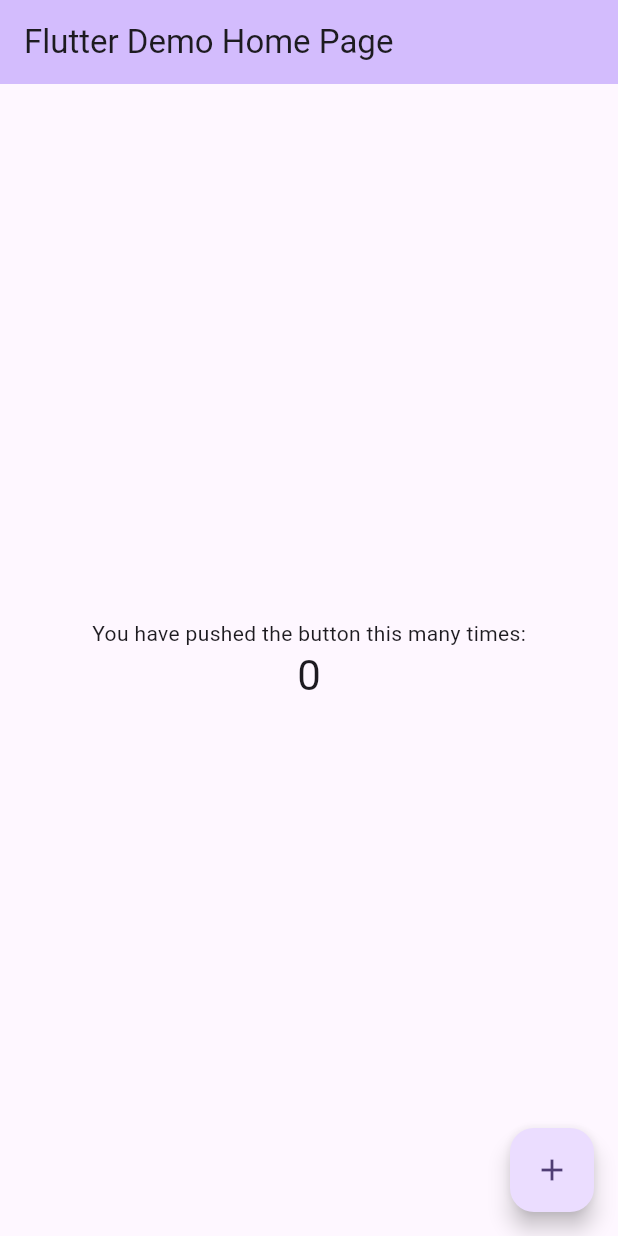
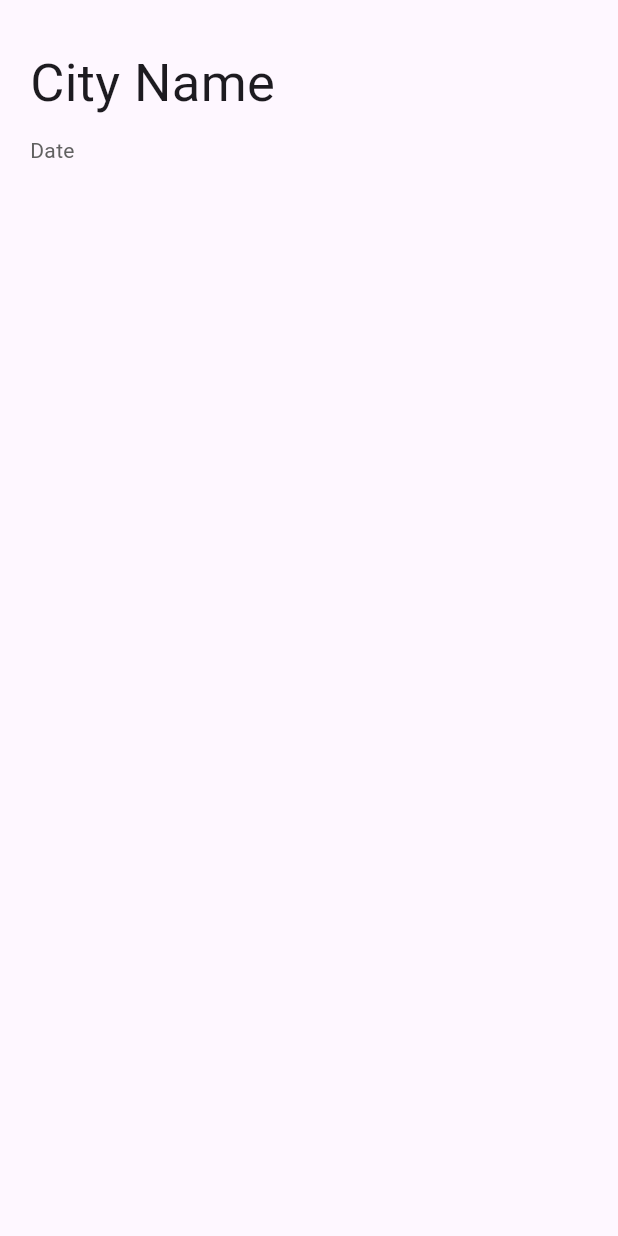
Before and after one commit to PraveenPathmakaran/weather_app, a Flutter app: the screen it shows after launch, on a phone screen of 412 x 824 dp. Run offline on Flutter 3.47's test engine with Material 2 defaults, Android fonts, the phone set to English and light mode, and no system bars; our stand-ins replace dartz, equatable.

Commit message:
current place domian layer created

```diff
--- /dev/null
+++ b/lib/features/weather_data/domain/entity/current_place_entity.dart
@@ -0,0 +1,12 @@
+import 'package:equatable/equatable.dart';
+
+class CurrentPlaceEntity extends Equatable {
+  final String place;
+  final String date;
+  const CurrentPlaceEntity({
+    required this.place,
+    required this.date,
+  });
+  @override
+  List<Object?> get props => [place, date];
+}
--- /dev/null
+++ b/lib/features/weather_data/presentation/pages/app.dart
@@ -0,0 +1,20 @@
+import 'package:flutter/material.dart';
+
+import 'home_screen.dart';
+
+class MyApp extends StatelessWidget {
+  const MyApp({super.key});
+
+  // This widget is the root of your application.
+  @override
+  Widget build(BuildContext context) {
+    return MaterialApp(
+      title: 'Flutter Demo',
+      theme: ThemeData(
+        colorScheme: ColorScheme.fromSeed(seedColor: Colors.deepPurple),
+        useMaterial3: true,
+      ),
+      home: const HomeScreen(),
+    );
+  }
+}
--- /dev/null
+++ b/lib/features/weather_data/presentation/pages/home_screen.dart
@@ -0,0 +1,21 @@
+import 'package:flutter/material.dart';
+import '../widgets/widget.dart';
+
+class HomeScreen extends StatelessWidget {
+  const HomeScreen({super.key});
+
+  @override
+  Widget build(BuildContext context) {
+    return Scaffold(
+      body: SafeArea(
+          child: ListView(
+        children: const <Widget>[
+          SizedBox(
+            height: 20,
+          ),
+          HeaderWidget()
+        ],
+      )),
+    );
+  }
+}
--- /dev/null
+++ b/lib/features/weather_data/presentation/widgets/header_widget.dart
@@ -0,0 +1,30 @@
+import 'package:flutter/material.dart';
+
+class HeaderWidget extends StatelessWidget {
+  const HeaderWidget({super.key});
+
+  @override
+  Widget build(BuildContext context) {
+    return Column(
+      children: <Widget>[
+        Container(
+          margin: const EdgeInsets.only(left: 20, right: 20),
+          alignment: Alignment.topLeft,
+          child: const Text(
+            "City Name",
+            style: TextStyle(fontSize: 35, height: 2),
+          ),
+        ),
+        Container(
+          margin: const EdgeInsets.only(left: 20, right: 20, bottom: 20),
+          alignment: Alignment.topLeft,
+          child: Text(
+            "Date",
+            style:
+                TextStyle(fontSize: 14, color: Colors.grey[700], height: 1.5),
+          ),
+        ),
+      ],
+    );
+  }
+}
--- /dev/null
+++ b/lib/features/weather_data/presentation/widgets/widget.dart
@@ -0,0 +1 @@
+export 'header_widget.dart';
--- a/lib/main.dart
+++ b/lib/main.dart
@@ -1,125 +1,7 @@
 import 'package:flutter/material.dart';
+
+import 'features/weather_data/presentation/pages/app.dart';
 
 void main() {
   runApp(const MyApp());
 }
-
-class MyApp extends StatelessWidget {
-  const MyApp({super.key});
-
-  // This widget is the root of your application.
-  @override
-  Widget build(BuildContext context) {
-    return MaterialApp(
-      title: 'Flutter Demo',
-      theme: ThemeData(
-        // This is the theme of your application.
-        //
-        // TRY THIS: Try running your application with "flutter run". You'll see
-        // the application has a blue toolbar. Then, without quitting the app,
-        // try changing the seedColor in the colorScheme below to Colors.green
-        // and then invoke "hot reload" (save your changes or press the "hot
-        // reload" button in a Flutter-supported IDE, or press "r" if you used
-        // the command line to start the app).
-        //
-        // Notice that the counter didn't reset back to zero; the application
-        // state is not lost during the reload. To reset the state, use hot
-        // restart instead.
-        //
-        // This works for code too, not just values: Most code changes can be
-        // tested with just a hot reload.
-        colorScheme: ColorScheme.fromSeed(seedColor: Colors.deepPurple),
-        useMaterial3: true,
-      ),
-      home: const MyHomePage(title: 'Flutter Demo Home Page'),
-    );
-  }
-}
-
-class MyHomePage extends StatefulWidget {
-  const MyHomePage({super.key, required this.title});
-
-  // This widget is the home page of your application. It is stateful, meaning
-  // that it has a State object (defined below) that contains fields that affect
-  // how it looks.
-
-  // This class is the configuration for the state. It holds the values (in this
-  // case the title) provided by the parent (in this case the App widget) and
-  // used by the build method of the State. Fields in a Widget subclass are
-  // always marked "final".
-
-  final String title;
-
-  @override
-  State<MyHomePage> createState() => _MyHomePageState();
-}
-
-class _MyHomePageState extends State<MyHomePage> {
-  int _counter = 0;
-
-  void _incrementCounter() {
-    setState(() {
-      // This call to setState tells the Flutter framework that something has
-      // changed in this State, which causes it to rerun the build method below
-      // so that the display can reflect the updated values. If we changed
-      // _counter without calling setState(), then the build method would not be
-      // called again, and so nothing would appear to happen.
-      _counter++;
-    });
-  }
-
-  @override
-  Widget build(BuildContext context) {
-    // This method is rerun every time setState is called, for instance as done
-    // by the _incrementCounter method above.
-    //
-    // The Flutter framework has been optimized to make rerunning build methods
-    // fast, so that you can just rebuild anything that needs updating rather
-    // than having to individually change instances of widgets.
-    return Scaffold(
-      appBar: AppBar(
-        // TRY THIS: Try changing the color here to a specific color (to
-        // Colors.amber, perhaps?) and trigger a hot reload to see the AppBar
-        // change color while the other colors stay the same.
-        backgroundColor: Theme.of(context).colorScheme.inversePrimary,
-        // Here we take the value from the MyHomePage object that was created by
-        // the App.build method, and use it to set our appbar title.
-        title: Text(widget.title),
-      ),
-      body: Center(
-        // Center is a layout widget. It takes a single child and positions it
-        // in the middle of the parent.
-        child: Column(
-          // Column is also a layout widget. It takes a list of children and
-          // arranges them vertically. By default, it sizes itself to fit its
-          // children horizontally, and tries to be as tall as its parent.
-          //
-          // Column has various properties to control how it sizes itself and
-          // how it positions its children. Here we use mainAxisAlignment to
-          // center the children vertically; the main axis here is the vertical
-          // axis because Columns are vertical (the cross axis would be
-          // horizontal).
-          //
-          // TRY THIS: Invoke "debug painting" (choose the "Toggle Debug Paint"
-          // action in the IDE, or press "p" in the console), to see the
-          // wireframe for each widget.
-          mainAxisAlignment: MainAxisAlignment.center,
-          children: <Widget>[
-            const Text(
-              'You have pushed the button this many times:',
-            ),
-            Text(
-              '$_counter',
-              style: Theme.of(context).textTheme.headlineMedium,
-            ),
-          ],
-        ),
-      ),
-      floatingActionButton: FloatingActionButton(
-        onPressed: _incrementCounter,
-        tooltip: 'Increment',
-        child: const Icon(Icons.add),
-      ), // This trailing comma makes auto-formatting nicer for build methods.
-    );
-  }
-}
```
Also changed, not shown: lib/core/errors/failures.dart (added, +7 -0 lines), lib/core/errors/usecase/usecase.dart (added, +12 -0 lines), lib/features/weather_data/domain/repository/current_place_repository.dart (added, +8 -0 lines), lib/features/weather_data/domain/usecases/get_current_place_usecase.dart (added, +15 -0 lines), pubspec.yaml (+9 -17 lines), pubspec.lock, 4 other files.
